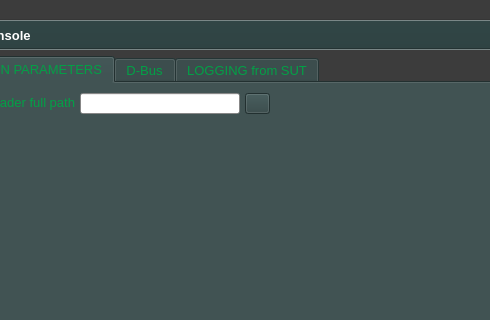
This is ui/yr-db-runtime-verif-setup-window.ui in yerothd/yr-db-runtime-verif as Qt 5 draws it before an edit; both pictures show x 110 to 600 and y 0 to 320 of the 800 by 600 pixel window. The edited form follows.
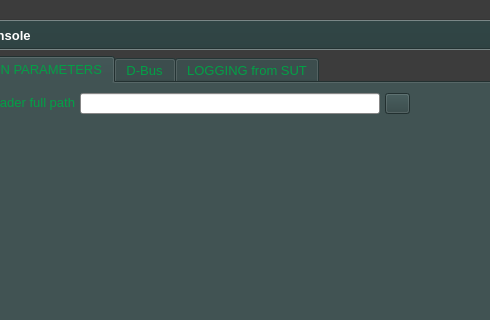
This is the edited form. Icons and pictures are not drawn. Custom widgets are drawn as their Qt base class.

What changed in the file:
```diff
--- a/ui/yr-db-runtime-verif-setup-window.ui
+++ b/ui/yr-db-runtime-verif-setup-window.ui
@@ -1659,7 +1659,7 @@
      <widget class="YRDBRUNTIMEVERIF_QPushButton" name="pushButton_choose_pdfReader">
       <property name="geometry">
        <rect>
-        <x>330</x>
+        <x>470</x>
         <y>10</y>
         <width>25</width>
         <height>21</height>
@@ -2149,7 +2149,7 @@
        <rect>
         <x>165</x>
         <y>10</y>
-        <width>160</width>
+        <width>300</width>
         <height>21</height>
        </rect>
       </property>
@@ -6548,6 +6548,11 @@
    <extends>QPushButton</extends>
    <header>src/widgets/yr-db-runtime-verif-push-button.hpp</header>
   </customwidget>
+  <customwidget>
+   <class>YRDBRUNTIMEVERIF_ComboBox</class>
+   <extends>QComboBox</extends>
+   <header>src/widgets/yr-db-runtime-verif-combo-box.hpp</header>
+  </customwidget>
  </customwidgets>
  <resources>
   <include location="../yr-db-runtime-verif.qrc"/>
```
Left out of the diff: 8 changed lines with no effect on the pictures.
